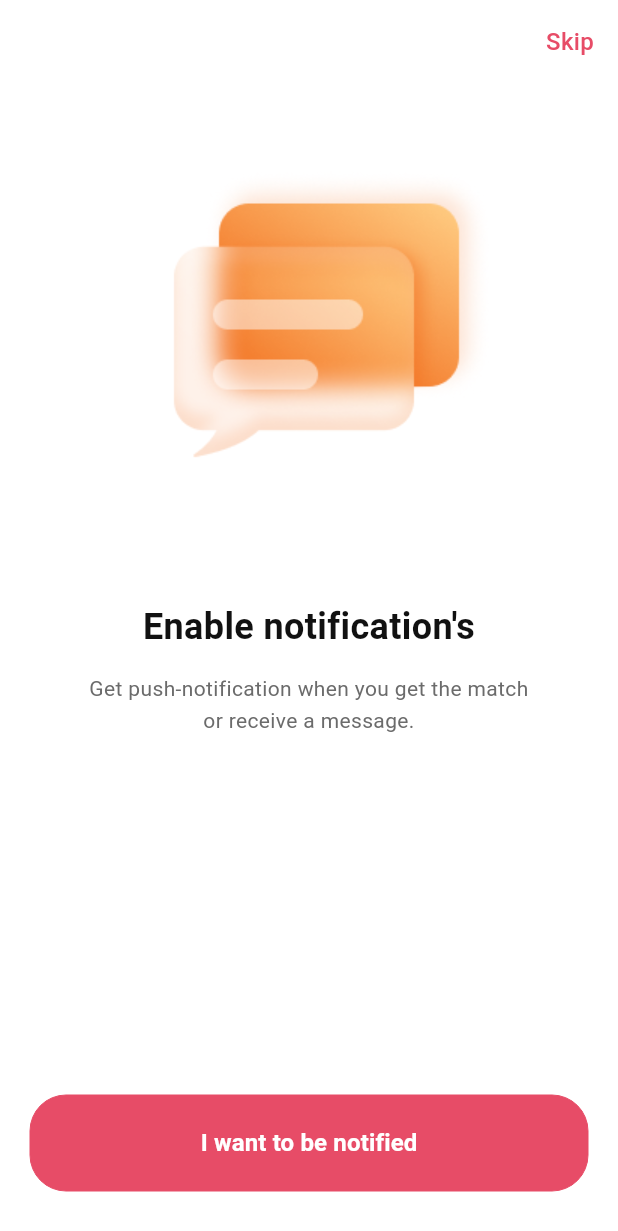
After one commit to TechieChuks/flutter-dating-app-ui-kit-showcase, a Flutter app: the NotificationScreen screen opened directly, on a phone screen of 412 x 824 dp. The commit adds this screen. Shown: the top 1231 px of the screen. Run offline on Flutter 3.47's test engine with Material 3 defaults, Android fonts, the phone set to English and light mode, and no system bars; network calls fail.

Commit message:
Notication screen done

```diff
--- a/lib/screens/friends/friends_page.dart
+++ b/lib/screens/friends/friends_page.dart
@@ -1,3 +1,4 @@
+import 'package:datingapp/screens/notification/notification_screen.dart';
 import 'package:flutter/material.dart';
 import '../../widgets/primary_button.dart';
 import '../../theme/app_colors.dart';
@@ -105,9 +106,7 @@ class FriendsScreen extends StatelessWidget {
                     padding: EdgeInsets.symmetric(horizontal: 8 * scale),
                     child: Text(
                       "You can find friends from your contact lists to connected",
-                      style: AppTextStyles.description.copyWith(
-                        fontSize: 16 * scale,
-                      ),
+                      style: AppTextStyles.description(16 * scale),
                       textAlign: TextAlign.center,
                     ),
                   ),
@@ -131,10 +130,11 @@ class FriendsScreen extends StatelessWidget {
                           // 1) show rationale / explain
                           // 2) request permission via permission_handler plugin
                           // 3) if allowed, fetch contacts or navigate onward
-                          // For now just show a snackbar (replace with real code).
-                          ScaffoldMessenger.of(context).showSnackBar(
-                            const SnackBar(
-                              content: Text('Access contacts tapped'),
+
+                          Navigator.push(
+                            context,
+                            MaterialPageRoute(
+                              builder: (_) => NotificationScreen(),
                             ),
                           );
                         },
--- a/lib/screens/interest_screen/interests_page.dart
+++ b/lib/screens/interest_screen/interests_page.dart
@@ -117,9 +117,7 @@ class _InterestsPageState extends State<InterestsPage> {
                   const SizedBox(height: 12),
                   Text(
                     "Select a few of your interests and let everyone know what you’re passionate about.",
-                    style: AppTextStyles.description.copyWith(
-                      fontSize: (14 * scale),
-                    ),
+                    style: AppTextStyles.description((14 * scale)),
                   ),
 
                   const SizedBox(height: 22),
--- /dev/null
+++ b/lib/screens/notification/notification_screen.dart
@@ -0,0 +1,93 @@
+import 'package:flutter/material.dart';
+import '../../widgets/primary_button.dart';
+import '../../theme/app_text_styles.dart';
+import '../../theme/app_colors.dart';
+
+class NotificationScreen extends StatelessWidget {
+  const NotificationScreen({Key? key}) : super(key: key);
+
+  void _onSkip(BuildContext context) {
+    Navigator.of(context).pop();
+  }
+
+  void _onEnableNotifications(BuildContext context) {
+    // implement real notification permission here
+  }
+
+  @override
+  Widget build(BuildContext context) {
+    final size = MediaQuery.of(context).size;
+
+    return Scaffold(
+      backgroundColor: AppColors.background,
+      body: SafeArea(
+        child: Column(
+          children: [
+            // Skip
+            Align(
+              alignment: Alignment.topRight,
+              child: Padding(
+                padding: const EdgeInsets.all(16.0),
+                child: GestureDetector(
+                  onTap: () => _onSkip(context),
+                  child: Text('Skip', style: AppTextStyles.footerLink(16)),
+                ),
+              ),
+            ),
+
+            SizedBox(height: size.height * 0.02),
+
+            // Illustration
+            SizedBox(
+              height: size.height * 0.35,
+              child: Center(
+                child: Image.asset(
+                  'assets/images/chat.png',
+                  fit: BoxFit.contain,
+                ),
+              ),
+            ),
+
+            SizedBox(height: size.height * 0.05),
+
+            // Title
+            Padding(
+              padding: const EdgeInsets.symmetric(horizontal: 20),
+              child: Text(
+                "Enable notification's",
+                textAlign: TextAlign.center,
+                style: AppTextStyles.heading(24),
+              ),
+            ),
+
+            const SizedBox(height: 14),
+
+            // Description
+            Padding(
+              padding: const EdgeInsets.symmetric(horizontal: 26),
+              child: Text(
+                "Get push-notification when you get the match\nor receive a message.",
+                textAlign: TextAlign.center,
+                style: AppTextStyles.description(14),
+              ),
+            ),
+
+            const Spacer(),
+
+            // Button
+            Padding(
+              padding: const EdgeInsets.fromLTRB(20, 10, 20, 30),
+              child: PrimaryButton(
+                label: "I want to be notified",
+                onPressed: () => _onEnableNotifications(context),
+                height: 64,
+                borderRadius: 24,
+                labelSize: 16,
+              ),
+            ),
+          ],
+        ),
+      ),
+    );
+  }
+}
--- a/lib/theme/app_text_styles.dart
+++ b/lib/theme/app_text_styles.dart
@@ -23,8 +23,8 @@ class AppTextStyles {
     height: 1.45,
   );
 
-  static const TextStyle description = TextStyle(
-    fontSize: 16,
+  static TextStyle description(double size) => TextStyle(
+    fontSize: size,
     fontWeight: FontWeight.w400,
     color: AppColors.textMuted,
     height: 1.5,
```
Also changed, not shown: assets/images/chat.png (added).
